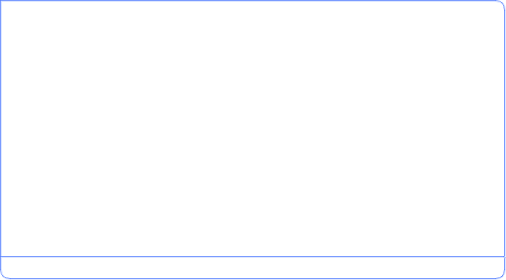
This is bin/data/ui/communications_conversation.ui in realXtend/tundra as Qt 5 draws it before an edit. The edited form follows.
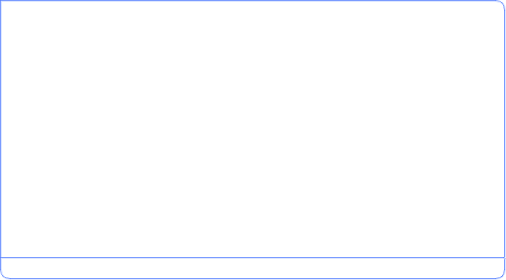
This is the edited form. Icons and pictures are not drawn.

Commit message: * Conversation now closes chatsession_ when tab is closed, now tab will auto popup back if friend starts talking again. * New Add friend button and layout for communications.ui * New ui's that look like rest of the tabs for communications_friendRequest.ui communications_addFriend.ui * Can now close the QtModule canvas from initial login screen if you don't feel like chatting * Leaks: Destroys the actual UICanvas and few deletes here and there, pretty much relying on Qt:s child deletion.

```diff
--- a/bin/data/ui/communications_conversation.ui
+++ b/bin/data/ui/communications_conversation.ui
@@ -34,15 +34,16 @@
 }
 
 QPlainTextEdit {
-	background-image: url(:/images/labelChat.png);
-	background-position: bottom right; 
-	background-repeat: no-repeat;
+	/*background-image: url(:/images/labelChat.png);*/
+	/*background-position: bottom right;*/
+	/*background-repeat: no-repeat;*/
 	border-top-right-radius: 10px;
 	border-bottom-width: 0px;
 	padding: 0px;
 }
 
 QLineEdit {
+	max-height: 15px;
 	background-image: url(:/images/iconPen.png);
 	background-position: center left;
 	background-repeat: no-repeat;
```
The commit also changes 6 other files.
